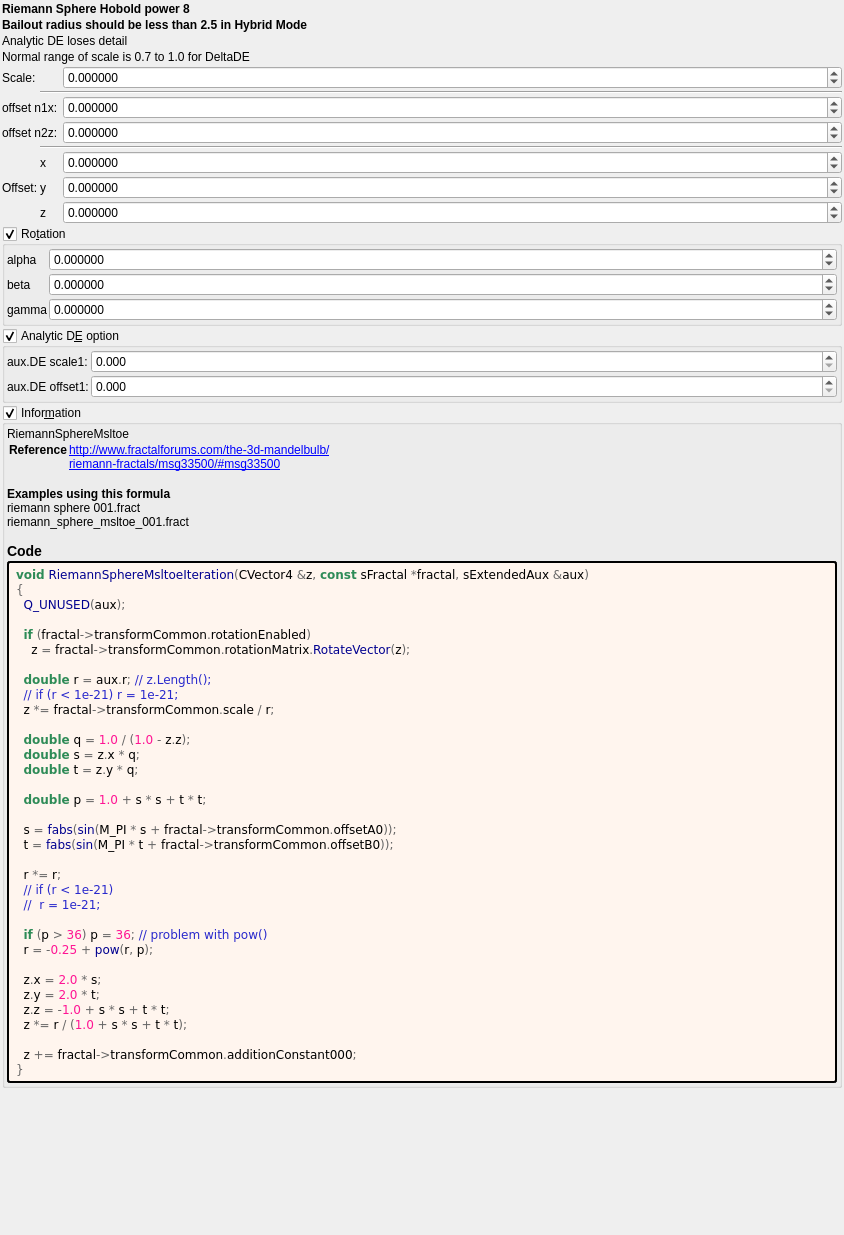
buddhi1980/mandelbulber2, file mandelbulber2/formula/ui/riemann_sphere_hobold_pow8.ui: the form before one commit.
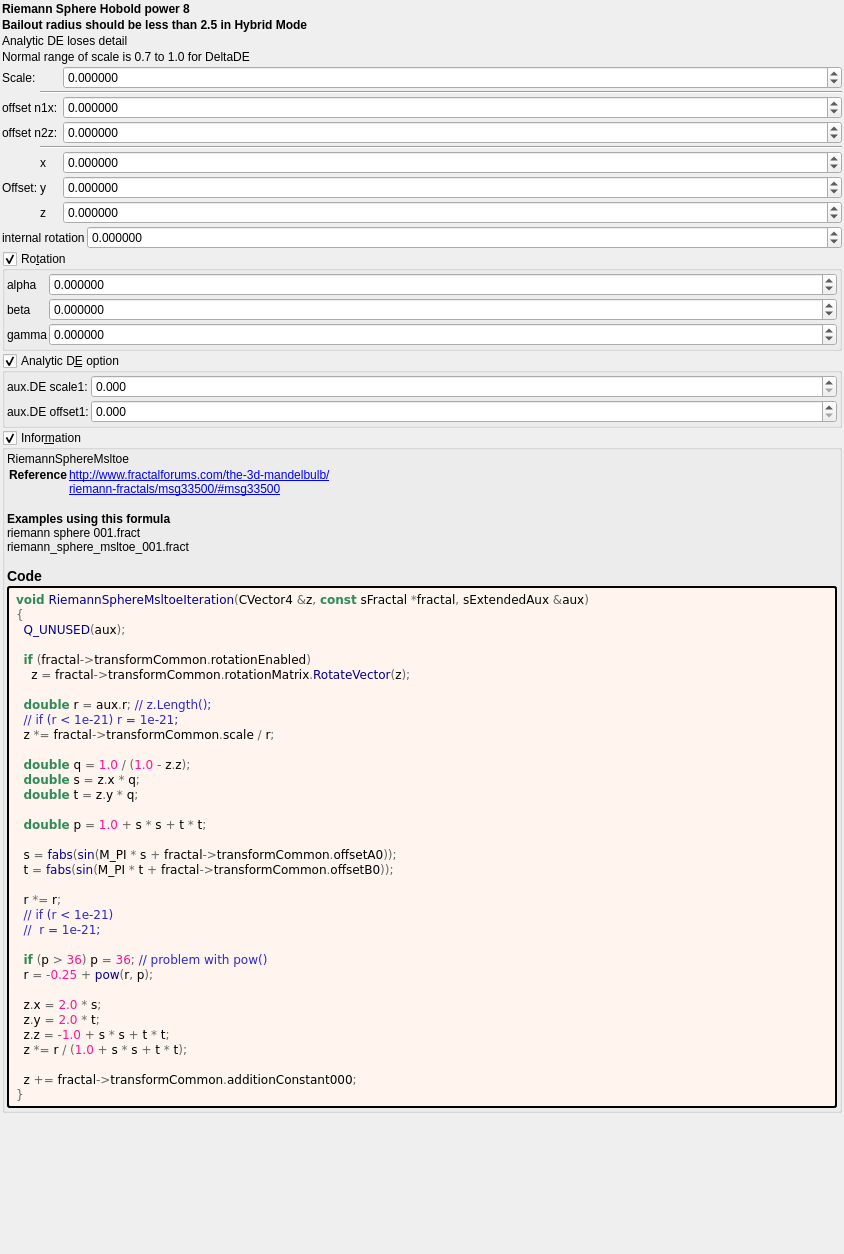
The form after the commit. Custom widgets are drawn as their Qt base class.

Commit message: riemann spheres hobold complete

```diff
--- a/mandelbulber2/formula/ui/riemann_sphere_hobold_pow8.ui
+++ b/mandelbulber2/formula/ui/riemann_sphere_hobold_pow8.ui
@@ -7,7 +7,7 @@
     <x>0</x>
     <y>0</y>
     <width>844</width>
-    <height>1235</height>
+    <height>1254</height>
    </rect>
   </property>
   <property name="windowTitle">
@@ -307,6 +307,48 @@
      </item>
     </layout>
    </item>
+   <item>
+    <layout class="QGridLayout" name="gridLayout_2" columnstretch="0,1">
+     <property name="spacing">
+      <number>2</number>
+     </property>
+     <item row="1" column="0">
+      <widget class="QLabel" name="label_18">
+       <property name="text">
+        <string notr="true">internal rotation</string>
+       </property>
+      </widget>
+     </item>
+     <item row="1" column="1">
+      <widget class="MyDoubleSpinBox" name="spinboxd_transf_angle_0">
+       <property name="sizePolicy">
+        <sizepolicy hsizetype="Minimum" vsizetype="Maximum">
+         <horstretch>0</horstretch>
+         <verstretch>0</verstretch>
+        </sizepolicy>
+       </property>
+       <property name="prefix">
+        <string/>
+       </property>
+       <property name="suffix">
+        <string/>
+       </property>
+       <property name="decimals">
+        <number>6</number>
+       </property>
+       <property name="minimum">
+        <double>-180.000000000000000</double>
+       </property>
+       <property name="maximum">
+        <double>180.000000000000000</double>
+       </property>
+       <property name="singleStep">
+        <double>1.000000000000000</double>
+       </property>
+      </widget>
+     </item>
+    </layout>
+   </item>
    <item>
     <widget class="MyGroupBox" name="groupCheck_transf_rotation_enabled">
      <property name="title">
```
The commit also changes 2 other files.
